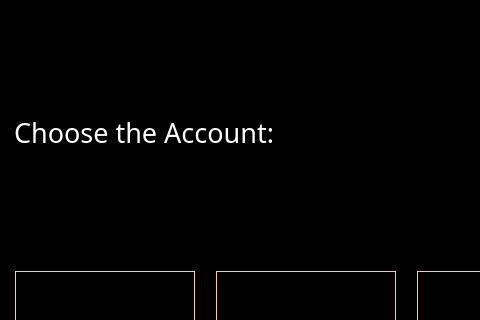
Old version of the form src/selectaccount_page.ui in the repository ez4bk/S-Team-Project; both pictures show x 0 to 480 and y 0 to 320 of the 815 by 450 pixel window.
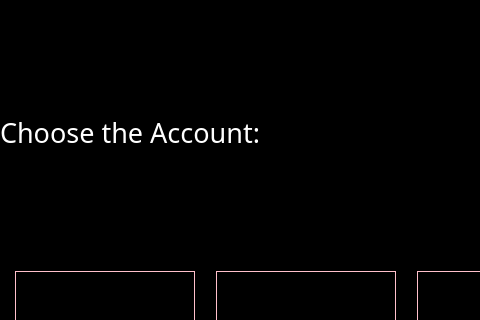
New version of the form.

```diff
--- a/src/selectaccount_page.ui
+++ b/src/selectaccount_page.ui
@@ -39,7 +39,7 @@
         <string notr="true">color: rgb(255, 255, 255);</string>
        </property>
        <property name="text">
-        <string>  Choose the Account:</string>
+                                <string>Choose the Account:</string>
        </property>
       </widget>
      </item>
```
Left out of the diff: 12 changed lines with no effect on the pictures. Lines whose indentation alone changed are shown as unchanged.
